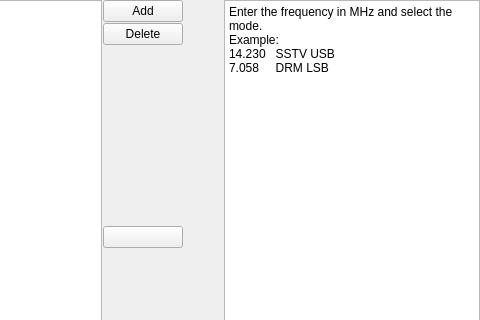
First picture: the form in qsstv/config/frequencyselectwidget.ui, repository xdsopl/qsstv, before the edit; both pictures show x 308 to 788 and y 0 to 320 of the 788 by 473 pixel window.
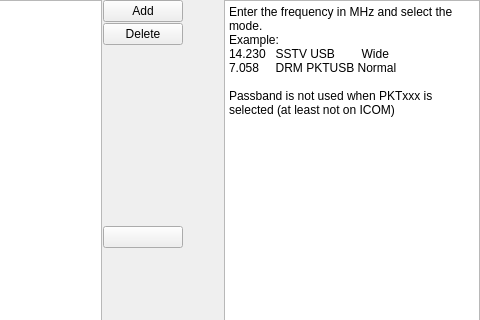
Second picture: the form after the edit. Icons and pictures are not drawn.

Patch:
```diff
--- a/qsstv/config/frequencyselectwidget.ui
+++ b/qsstv/config/frequencyselectwidget.ui
@@ -127,8 +127,10 @@
        <property name="plainText">
         <string>Enter the frequency in MHz and select the mode.
 Example:
-14.230   SSTV USB
-7.058     DRM LSB</string>
+14.230   SSTV USB        Wide
+7.058     DRM PKTUSB Normal
+
+Passband is not used when PKTxxx is selected (at least not on ICOM)</string>
        </property>
       </widget>
      </item>
```
